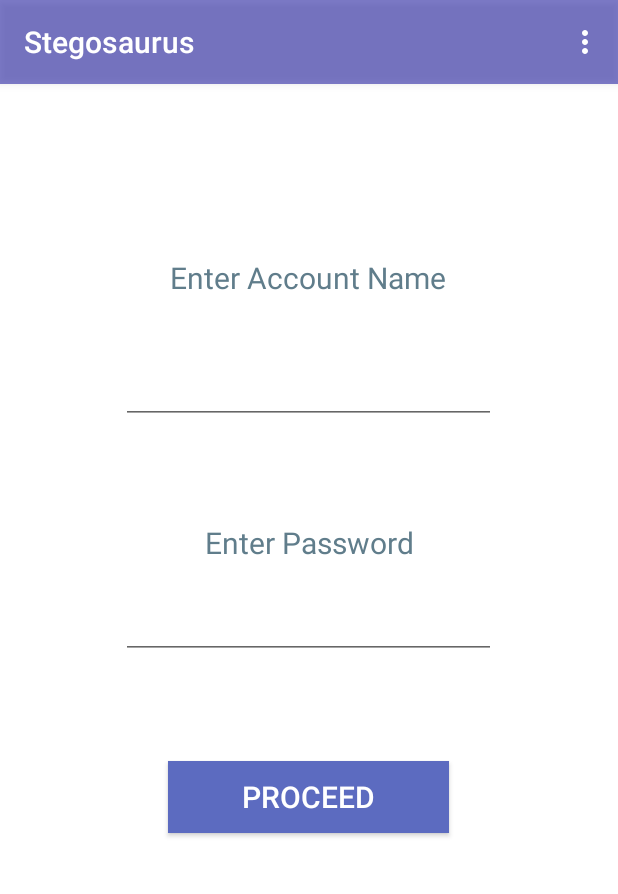
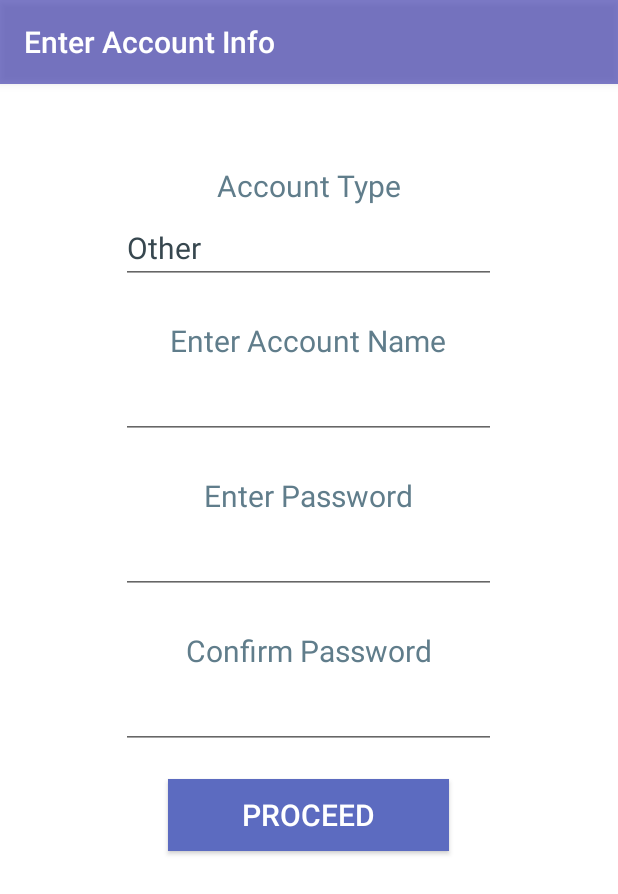
Before and after one commit to arudra/droidcrypt, an Android app: the fragment Embed placed in its activity, on a phone screen of 412 x 824 dp. Shown: the top 894 px of the screen. Run offline under Robolectric (Android 15) with nearby library versions, the phone set to English and light mode, and no system bars.

Commit message:
Added Account feature: 	Embed -> Select an Account Type 	Extract -> Select an Account Type
Other minor bug fixes
Added confirm password - although no error checking implemented yet

```diff
--- a/DroidCrypt/app/src/main/java/com/droidcrypt/AccountDisplay.java
+++ b/DroidCrypt/app/src/main/java/com/droidcrypt/AccountDisplay.java
@@ -49,6 +49,8 @@ public class AccountDisplay extends android.support.v4.app.Fragment {
         if (getArguments() != null) {
             mParam1 = getArguments().getString(ARG_PARAM1);
         }
+        getActivity().setTitle("Account Info");
+
     }
 
     @Override
--- a/DroidCrypt/app/src/main/java/com/droidcrypt/Embed.java
+++ b/DroidCrypt/app/src/main/java/com/droidcrypt/Embed.java
@@ -5,6 +5,7 @@ import android.app.Fragment;
 import android.view.LayoutInflater;
 import android.view.View;
 import android.view.ViewGroup;
+import android.widget.EditText;
 
 
 /**
@@ -57,6 +58,23 @@ public class Embed extends android.support.v4.app.Fragment {
     public View onCreateView(LayoutInflater inflater, ViewGroup container,
                              Bundle savedInstanceState) {
         // Inflate the layout for this fragment
-        return inflater.inflate(R.layout.embed_fragment, container, false);
+        View view = inflater.inflate(R.layout.embed_fragment, container, false);
+
+        EditText accountType = (EditText) view.findViewById(R.id.editText_accountType);
+        String accountTypeName = AccountInfo.getInstance().getAccountType();
+        if (accountTypeName != null && !accountTypeName.equals("Other")) {
+            accountType.setEnabled(false);
+            accountType.setFocusable(false);
+        }
+        accountType.setText(accountTypeName);
+
+        return view;
+    }
+
+    @Override
+    public void onResume() {
+        super.onResume();
+
+        getActivity().setTitle("Enter Account Info");
     }
 }
--- a/DroidCrypt/app/src/main/java/com/droidcrypt/main.java
+++ b/DroidCrypt/app/src/main/java/com/droidcrypt/main.java
@@ -60,4 +60,11 @@ public class main extends android.support.v4.app.Fragment {
         return inflater.inflate(R.layout.main_fragment, container, false);
     }
 
+    @Override
+    public void onResume() {
+        super.onResume();
+
+        getActivity().setTitle("Stegosaurus");
+    }
+
 }
--- a/DroidCrypt/app/src/main/res/layout/activity_main.xml
+++ b/DroidCrypt/app/src/main/res/layout/activity_main.xml
@@ -5,4 +5,5 @@
     android:layout_height="match_parent"
     tools:context=".mainActivity"
     android:id="@+id/fragment_container"
+    android:windowSoftInputMode="adjustResize"
 />
--- a/DroidCrypt/app/src/main/res/layout/display_fragment.xml
+++ b/DroidCrypt/app/src/main/res/layout/display_fragment.xml
@@ -50,7 +50,6 @@
         android:id="@+id/pass"
         android:layout_width="wrap_content"
         android:layout_height="wrap_content"
-        android:layout_weight="1"
         android:layout_gravity="center"
         android:textSize="20sp"
         android:textColor="@color/blue_grey_800"
@@ -58,7 +57,4 @@
         android:layout_below="@+id/textView2"
         android:layout_centerHorizontal="true" />
 
-
-
-
 </RelativeLayout>
--- a/DroidCrypt/app/src/main/res/layout/embed_fragment.xml
+++ b/DroidCrypt/app/src/main/res/layout/embed_fragment.xml
@@ -6,18 +6,39 @@
     tools:context="com.droidcrypt.Embed"
     android:orientation="vertical"
     android:background="@color/white"
-    android:weightSum="1">
+    android:windowSoftInputMode="adjustResize">
+
+    <TextView
+        android:layout_width="250dp"
+        android:layout_height="wrap_content"
+        android:text="Account Type"
+        android:id="@+id/textview_accountType"
+        android:height="35dp"
+        android:textColor="@color/blue_grey_500"
+        android:textSize="20sp"
+        android:layout_marginTop="50dp"
+        android:gravity="center_vertical|center_horizontal"
+        android:layout_gravity="center" />
+
+    <EditText
+        android:id="@+id/editText_accountType"
+        android:inputType="text"
+        android:layout_width="250sp"
+        android:layout_height="wrap_content"
+        android:layout_marginBottom="20dp"
+        android:textColor="@color/blue_grey_800"
+        android:height="35dp"
+        android:textSize="20sp"
+        android:layout_gravity="center" />
 
     <TextView
         android:layout_width="250dp"
         android:layout_height="wrap_content"
         android:text="Enter Account Name"
         android:id="@+id/textView"
-        android:layout_weight="0.1"
-        android:height="25dp"
+        android:height="35dp"
         android:textColor="@color/blue_grey_500"
         android:textSize="20sp"
-        android:layout_marginTop="100dp"
         android:layout_gravity="center"
         android:gravity="center_vertical|center_horizontal" />
 
@@ -27,22 +48,20 @@
         android:layout_width="250sp"
         android:layout_height="wrap_content"
         android:layout_gravity="center"
-        android:layout_marginTop="20sp"
-        android:layout_marginBottom="50sp"
+        android:layout_marginBottom="20dp"
         android:textColor="@color/blue_grey_800"
-        android:height="25dp"
+        android:height="35dp"
         android:textSize="20sp" />
 
     <TextView
-        android:layout_width="221dp"
+        android:layout_width="250dp"
         android:layout_height="wrap_content"
         android:text="Enter Password"
         android:id="@+id/textView_passView"
         android:layout_gravity="center"
-        android:height="25dp"
+        android:height="35dp"
         android:textColor="@color/blue_grey_500"
         android:textSize="20sp"
-        android:layout_weight="0.1"
         android:gravity="center_vertical|center_horizontal" />
 
     <EditText
@@ -51,10 +70,31 @@
         android:layout_width="250sp"
         android:layout_height="wrap_content"
         android:layout_gravity="center"
-        android:layout_marginBottom="20sp"
+        android:layout_marginBottom="20dp"
         android:textColor="@color/blue_grey_800"
-        android:height="25dp"
+        android:height="35dp"
         android:textSize="20sp" />
+
+    <TextView
+        android:layout_width="250dp"
+        android:layout_height="wrap_content"
+        android:text="Confirm Password"
+        android:id="@+id/textView_confirmPass"
+        android:height="35dp"
+        android:textColor="@color/blue_grey_500"
+        android:textSize="20sp"
+        android:gravity="center_vertical|center_horizontal"
+        android:layout_gravity="center" />
+
+    <EditText
+        android:id="@+id/editText_confirmPass"
+        android:inputType="textPassword"
+        android:layout_width="250sp"
+        android:layout_height="wrap_content"
+        android:textColor="@color/blue_grey_800"
+        android:height="35dp"
+        android:textSize="20sp"
+        android:layout_gravity="center" />
 
     <Button
         android:id="@+id/hugostart"
@@ -66,7 +106,7 @@
         android:onClick="onClickHugoStart"
         android:textColor="@color/white_text"
         android:background="@color/indigo_400"
-        android:layout_marginTop="@dimen/abc_action_button_min_height_material"
-        android:height="25dp" />
+        android:height="25dp"
+        android:layout_marginTop="20dp" />
 
 </LinearLayout>
```
Also changed, not shown: DroidCrypt/app/src/main/java/com/droidcrypt/Account/AccountName.java (added, +57 -0 lines), DroidCrypt/app/src/main/java/com/droidcrypt/AccountFragment.java (added, +134 -0 lines), DroidCrypt/app/src/main/java/com/droidcrypt/AccountInfo.java (+17 -0 lines), DroidCrypt/app/src/main/java/com/droidcrypt/HUGO.java (+7 -1 lines), DroidCrypt/app/src/main/java/com/droidcrypt/mainActivity.java (+57 -23 lines), DroidCrypt/app/src/main/res/layout/fragment_account_grid.xml (added, +12 -0 lines), DroidCrypt/app/src/main/res/layout/fragment_account_list.xml (added, +12 -0 lines), DroidCrypt/app/src/main/res/layout/fragment_account_list_item.xml (added, +16 -0 lines), DroidCrypt/app/src/main/res/values-large/refs.xml (added, +12 -0 lines), DroidCrypt/app/src/main/res/values-sw600dp/refs.xml (added, +12 -0 lines), DroidCrypt/app/src/main/res/values/refs.xml (added, +12 -0 lines), 18 other files.
